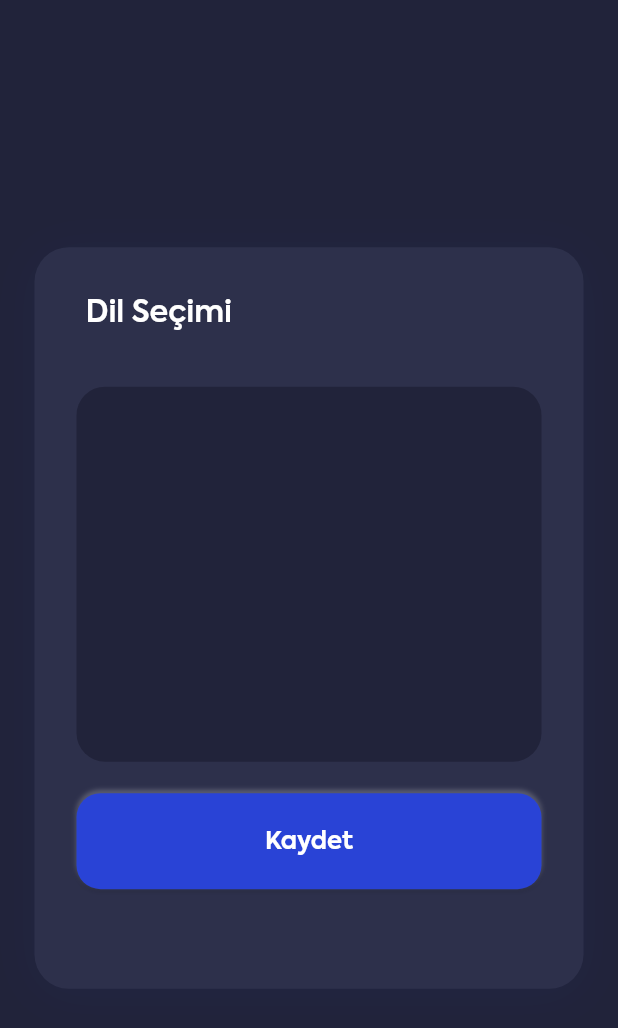
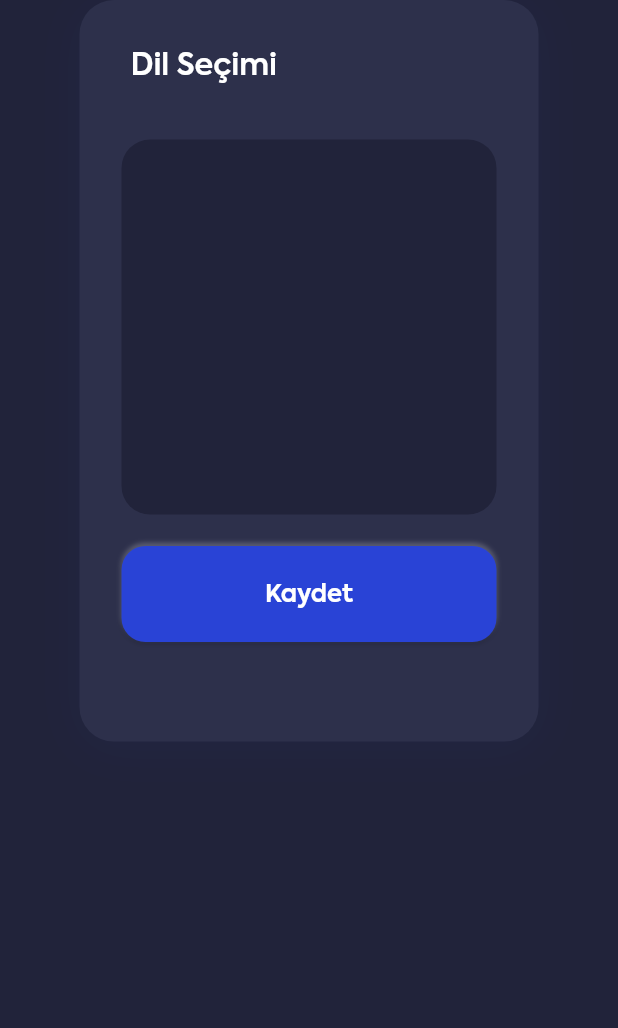
Before and after one commit to ozgun-kara/b2geta_mobile, a Flutter app: the screen it shows after launch, on a phone screen of 412 x 824 dp. Shown: the top 1028 px of the screen. Run offline on Flutter 3.47's test engine with Material 2 defaults, Android fonts, the phone set to English and light mode, and no system bars; our stand-ins replace flutter_switch, get.

Commit message:
Register Page has modified

```diff
--- a/lib/app_constants.dart
+++ b/lib/app_theme.dart
@@ -1,6 +1,6 @@
 import 'package:flutter/material.dart';
 
-class AppConstants {
+class AppTheme {
   String appFontFamily = "Axiforma";
 
   Color white1 = const Color(0xFFFFFFFF);
@@ -18,7 +18,6 @@ class AppConstants {
   Color white13 = const Color(0xFF9FA7BE);
   Color white14 = const Color(0xFF9B9CB0);
   Color white15 = const Color(0xFF8695AC);
-  Color white16 = const Color(0xFF636484);
 
   Color green1 = const Color(0xFF4CBD17);
 
@@ -35,4 +34,6 @@ class AppConstants {
   Color black7 = const Color(0xFF383A56);
   Color black8 = const Color(0xFF404365);
   Color black9 = const Color(0xFF2B2D38);
+  Color black10 = const Color(0xFF4F547A);
+  Color black11 = const Color(0xFF636484);
 }
--- a/lib/main.dart
+++ b/lib/main.dart
@@ -2,6 +2,7 @@ import 'package:b2geta_mobile/providers/login_register_page_provider.dart';
 import 'package:b2geta_mobile/providers/theme_provider.dart';
 import 'package:b2geta_mobile/views/language_selection_page.dart';
 import 'package:b2geta_mobile/views/login_register/login_page.dart';
+import 'package:b2geta_mobile/views/login_register/register_page.dart';
 import 'package:b2geta_mobile/views/splash_page.dart';
 import 'package:flutter/material.dart';
 import 'package:get/get.dart';
@@ -30,9 +31,10 @@ class MyApp extends StatelessWidget {
       fallbackLocale: const Locale('en', 'US'),
       debugShowCheckedModeBanner: false,
       title: 'B2GETA',
-      home: SplashPage(),
+      // home: SplashPage(),
+      // home: LoginPage(),
+      home: RegisterPage(),
       // home: LanguageSelectionPage(),
-      // home: LoginPage(),
     );
   }
 }
--- a/lib/providers/login_register_page_provider.dart
+++ b/lib/providers/login_register_page_provider.dart
@@ -4,8 +4,7 @@ class LoginRegisterPageProvider with ChangeNotifier {
   bool loginPasswordVisible = false;
   bool loginCheckBox = false;
 
-  bool registerPasswordVisible = false;
-  bool registerCheckBox = false;
+  bool registerSwitch = false;
 
   bool resetPasswordVisible1 = false;
   bool resetPasswordVisible2 = false;
@@ -20,13 +19,8 @@ class LoginRegisterPageProvider with ChangeNotifier {
     notifyListeners();
   }
 
-  void updateRegisterPasswordVisible() {
-    registerPasswordVisible = !registerPasswordVisible;
-    notifyListeners();
-  }
-
-  void updateRegisterCheckBox(bool value) {
-    registerCheckBox = value;
+  void updateregisterSwitch(bool value) {
+    registerSwitch = value;
     notifyListeners();
   }
 
--- a/lib/views/language_selection_page.dart
+++ b/lib/views/language_selection_page.dart
@@ -1,4 +1,4 @@
-import 'package:b2geta_mobile/app_constants.dart';
+import 'package:b2geta_mobile/app_theme.dart';
 import 'package:b2geta_mobile/providers/theme_provider.dart';
 import 'package:flutter/material.dart';
 import 'package:provider/provider.dart';
@@ -49,7 +49,7 @@ class _LanguageSelectionPageState extends State<LanguageSelectionPage> {
                       child: Text(
                         'Dil Seçimi',
                         style: TextStyle(
-                            fontFamily: AppConstants().appFontFamily,
+                            fontFamily: AppTheme().appFontFamily,
                             fontSize: 20,
                             fontWeight: FontWeight.w600,
                             color: Colors.white),
@@ -98,7 +98,7 @@ class _LanguageSelectionPageState extends State<LanguageSelectionPage> {
                           "Kaydet",
                           style: TextStyle(
                               fontSize: 16,
-                              fontFamily: AppConstants().appFontFamily,
+                              fontFamily: AppTheme().appFontFamily,
                               fontWeight: FontWeight.w700,
                               color: Colors.white),
                         ),
--- /dev/null
+++ b/lib/views/login_register/register_page.dart
@@ -0,0 +1,208 @@
+import 'package:b2geta_mobile/app_theme.dart';
+import 'package:b2geta_mobile/providers/login_register_page_provider.dart';
+import 'package:b2geta_mobile/providers/theme_provider.dart';
+import 'package:flutter/material.dart';
+import 'package:flutter_switch/flutter_switch.dart';
+import 'package:provider/provider.dart';
+
+class RegisterPage extends StatefulWidget {
+  const RegisterPage({Key? key}) : super(key: key);
+
+  @override
+  State<RegisterPage> createState() => _RegisterPageState();
+}
+
+class _RegisterPageState extends State<RegisterPage> {
+  late double deviceWidth;
+  late double deviceHeight;
+
+  @override
+  Widget build(BuildContext context) {
+    deviceWidth = MediaQuery.of(context).size.width;
+    deviceHeight = MediaQuery.of(context).size.height;
+
+    return Scaffold(
+      backgroundColor: Color(0xFF21233A),
+      body: SingleChildScrollView(
+        child: Padding(
+          padding: EdgeInsets.fromLTRB(30, 0, 30, 55),
+          child: Column(
+            children: [
+              Padding(
+                padding: EdgeInsets.fromLTRB(23, 0, 23, 0),
+                child: Container(
+                  width: deviceWidth,
+                  height: deviceHeight * 0.6,
+                  decoration: BoxDecoration(
+                    borderRadius: BorderRadius.circular(23),
+                    color: Color(0xFF2D304B),
+                    boxShadow: [
+                      BoxShadow(
+                          offset: Offset(0, 4),
+                          color: Color.fromRGBO(41, 67, 214, 0.05),
+                          blurRadius: 26,
+                          spreadRadius: 0),
+                    ],
+                  ),
+                  padding: EdgeInsets.all(28),
+                  child: Column(
+                    children: [
+                      Row(
+                        mainAxisAlignment: MainAxisAlignment.start,
+                        children: [
+                          SizedBox(width: 6),
+                          Expanded(
+                            child: Text(
+                              'Dil Seçimi',
+                              style: TextStyle(
+                                  fontFamily: AppTheme().appFontFamily,
+                                  fontSize: 20,
+                                  fontWeight: FontWeight.w600,
+                                  color: Colors.white),
+                            ),
+                          ),
+                        ],
+                      ),
+                      SizedBox(height: 32),
+                      Container(
+                        height: 250,
+                        decoration: BoxDecoration(
+                          borderRadius: BorderRadius.circular(19),
+                          color: Color(0xFF21233A),
+                        ),
+                      ),
+                      SizedBox(height: 21),
+                      ButtonTheme(
+                        minWidth: deviceWidth,
+                        height: 64,
+                        child: Container(
+                          height: 64,
+                          decoration: BoxDecoration(
+                              color: Color(0xFF2943D6),
+                              boxShadow: [
+                                BoxShadow(
+                                    offset: Offset(0, -2),
+                                    color: Color(0xFFFFFFFF).withOpacity(0.25),
+                                    blurRadius: 2,
+                                    spreadRadius: 0),
+                                BoxShadow(
+                                    offset: Offset(0, 1),
+                                    color: Color(0xFF000000).withOpacity(0.18),
+                                    blurRadius: 2,
+                                    spreadRadius: 0),
+                              ],
+
+                              // gradient:
+
+                              borderRadius:
+                                  BorderRadius.all(Radius.circular(16))),
+                          child: MaterialButton(
+                              elevation: 0,
+                              shape: const RoundedRectangleBorder(
+                                borderRadius:
+                                    BorderRadius.all(Radius.circular(16)),
+                              ),
+                              child: Text(
+                                "Kaydet",
+                                style: TextStyle(
+                                    fontSize: 16,
+                                    fontFamily: AppTheme().appFontFamily,
+                                    fontWeight: FontWeight.w700,
+                                    color: Colors.white),
+                              ),
+                              onPressed: () async {}),
+                        ),
+                      ),
+                    ],
+                  ),
+                ),
+              ),
+              SizedBox(height: 400),
+              Row(
+                children: [
+                  FlutterSwitch(
+                    width: 42,
+                    height: 21,
+                    toggleSize: 17,
+                    padding: 2,
+                    borderRadius: 100,
+                    activeColor: AppTheme().green1,
+                    inactiveColor: AppTheme().black10,
+                    toggleColor: AppTheme().black4,
+                    value: Provider.of<LoginRegisterPageProvider>(context)
+                        .registerSwitch,
+                    onToggle: (value) {
+                      Provider.of<LoginRegisterPageProvider>(context,
+                              listen: false)
+                          .updateregisterSwitch(value);
+                    },
+                  ),
+                  SizedBox(width: 13),
+                  Expanded(
+                    child: Text(
+                      "Kullanıcı sözleşmesişni okudum onaylıyorum",
+                      style: TextStyle(
+                          fontSize: 12,
+                          fontFamily: AppTheme().appFontFamily,
+                          fontWeight: FontWeight.w400,
+                          color: AppTheme().white14),
+                    ),
+                  ),
+                ],
+              ),
+              SizedBox(height: 30),
+              ButtonTheme(
+                minWidth: deviceWidth,
+                height: 52,
+                child: Container(
+                  height: 52,
+                  decoration: BoxDecoration(
+                      color: AppTheme().green1,
+                      // boxShadow: [
+                      //   BoxShadow(
+                      //     blurStyle: BlurStyle.outer,
+                      //     offset: Offset(0, -4),
+                      //     blurRadius: 16,
+                      //     spreadRadius: 0,
+                      //     color: Color(0xFF0E0E0F).withOpacity(0.17),
+                      //   ),
+                      //   BoxShadow(
+                      //     blurStyle: BlurStyle.normal,
+                      //     offset: Offset(0, -2),
+                      //     blurRadius: 2,
+                      //     spreadRadius: 0,
+                      //     color: Color(0xFFFFFFFF).withOpacity(0.25),
+                      //   ),
+                      //   BoxShadow(
+                      //     blurStyle: BlurStyle.normal,
+                      //     offset: Offset(0, 1),
+                      //     blurRadius: 2,
+                      //     spreadRadius: 0,
+                      //     color: Color(0xFF000000).withOpacity(0.18),
+                      //   ),
+                      // ],
+
+                      borderRadius: BorderRadius.all(Radius.circular(16))),
+                  child: MaterialButton(
+                      elevation: 0,
+                      shape: const RoundedRectangleBorder(
+                        borderRadius: BorderRadius.all(Radius.circular(16)),
+                      ),
+                      child: Text(
+                        "Üye Ol",
+                        style: TextStyle(
+                            fontSize: 16,
+                            fontFamily: AppTheme().appFontFamily,
+                            fontWeight: FontWeight.w700,
+                            color: AppTheme().white1),
+                      ),
+                      onPressed: () async {}),
+                ),
+              ),
+            ],
+          ),
+        ),
+      ),
+    );
+  }
+}
--- a/lib/views/splash_page.dart
+++ b/lib/views/splash_page.dart
@@ -1,5 +1,5 @@
 import 'dart:async';
-import 'package:b2geta_mobile/app_constants.dart';
+import 'package:b2geta_mobile/app_theme.dart';
 import 'package:b2geta_mobile/providers/login_register_page_provider.dart';
 import 'package:b2geta_mobile/providers/theme_provider.dart';
 import 'package:b2geta_mobile/views/language_selection_page.dart';
```
